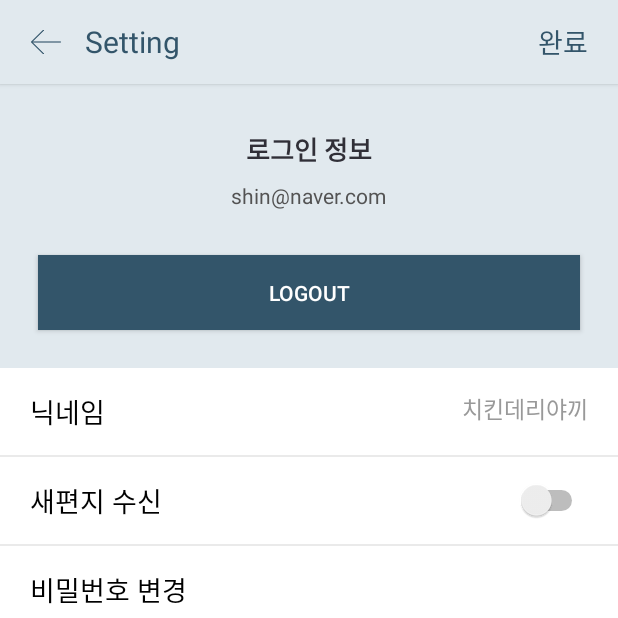
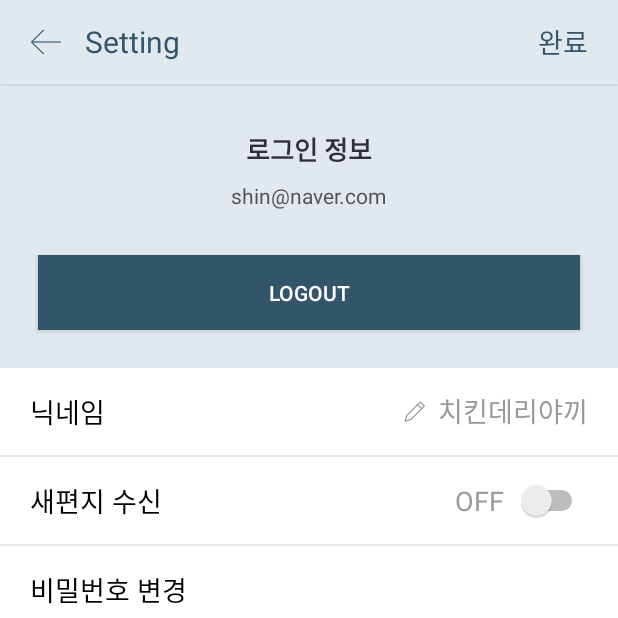
Before and after one commit to SignalHouse/Android-dear, an Android app: the MyPageActivity screen opened directly, with no data from a screen before it, on a phone screen of 412 x 824 dp, the top half of it. Run offline under Robolectric (Android 15) with nearby library versions, the phone set to English and light mode, and no system bars; our stand-ins replace ButterKnife.

Commit message:
editable nickname

```diff
--- a/app/src/main/java/nexters/com/dear/activity/MyPageActivity.java
+++ b/app/src/main/java/nexters/com/dear/activity/MyPageActivity.java
@@ -1,20 +1,28 @@
 package nexters.com.dear.activity;
 
+import android.content.Context;
 import android.content.Intent;
 import android.support.v7.app.AppCompatActivity;
 import android.os.Bundle;
 import android.support.v7.widget.Toolbar;
 import android.view.View;
+import android.view.WindowManager;
+import android.view.inputmethod.InputMethodManager;
+import android.widget.CompoundButton;
+import android.widget.EditText;
 import android.widget.ImageView;
+import android.widget.Switch;
 import android.widget.TextView;
 import android.widget.Toast;
 
 import butterknife.BindView;
 import butterknife.ButterKnife;
+import butterknife.OnCheckedChanged;
 import butterknife.OnClick;
+import butterknife.OnTextChanged;
 import nexters.com.dear.R;
 
-public class MyPageActivity extends AppCompatActivity {
+public class MyPageActivity extends AppCompatActivity implements View.OnClickListener {
     @BindView(R.id.mypage_toolbar)
     Toolbar toolbar;
     @BindView(R.id.tool_bar_base_btn)
@@ -29,6 +37,17 @@ public class MyPageActivity extends AppCompatActivity {
     TextView txtChangePW;
     @BindView(R.id.mypage_dscrp_contact)
     TextView txtContact;
+    @BindView(R.id.mypage_txt_toggle_status)
+    TextView txtStatus;
+    @BindView(R.id.mypage_toggle)
+    Switch stNotification;
+    @BindView(R.id.mypage_txt_nickname)
+    EditText editNickname;
+    @BindView(R.id.mypage_img_edit)
+    ImageView imgEdit;
+    @BindView(R.id.mypage_layout)
+    View vLayout;
+
 
     @Override
     protected void onCreate(Bundle savedInstanceState) {
@@ -36,7 +55,15 @@ public class MyPageActivity extends AppCompatActivity {
         setContentView(R.layout.activity_my_page);
 
         ButterKnife.bind(this);
+
         setToolbar();
+        setClickListener();
+    }
+
+    private void setClickListener(){
+        editNickname.setOnClickListener(this);
+        imgEdit.setOnClickListener(this);
+        vLayout.setOnClickListener(this);
     }
 
     private void setToolbar(){
@@ -47,6 +74,21 @@ public class MyPageActivity extends AppCompatActivity {
         txtTitle.setText("Setting");
 
     }
+
+    @Override
+    public void onClick(View v) {
+        switch (v.getId()){
+            case R.id.mypage_txt_nickname:
+            case R.id.mypage_img_edit:
+                editNickname.setEnabled(true);
+                InputMethodManager mgr = (InputMethodManager)getSystemService(Context.INPUT_METHOD_SERVICE);
+                mgr.showSoftInput(editNickname, InputMethodManager.SHOW_IMPLICIT);
+                break;
+            default:
+                editNickname.setEnabled(false);
+        }
+    }
+
     @OnClick(R.id.tool_bar_base_go_back)
     void onGoBackClicked(){
         finish();
@@ -59,12 +101,21 @@ public class MyPageActivity extends AppCompatActivity {
 
     @OnClick(R.id.mypage_dscrp_contact)
     void onContactClicked(){
-
+        Toast.makeText(getApplicationContext(), "Contact Clicked", Toast.LENGTH_SHORT).show();
     }
 
     @OnClick(R.id.mypage_dscrp_change_pw)
-    void onChangePWClikced(){
+    void onChangePWClicked(){
         Intent i = new Intent(MyPageActivity.this, PWUpdateActivity.class);
         startActivity(i);
     }
+
+    @OnCheckedChanged(R.id.mypage_toggle)
+    void onCheckedChange(CompoundButton button, boolean checked){
+        editNickname.setEnabled(false);
+        if (checked)
+            txtStatus.setText("ON");
+        else
+            txtStatus.setText("OFF");
+    }
 }
--- a/app/src/main/res/layout/activity_my_page.xml
+++ b/app/src/main/res/layout/activity_my_page.xml
@@ -2,6 +2,7 @@
 <LinearLayout xmlns:android="http://schemas.android.com/apk/res/android"
     xmlns:app="http://schemas.android.com/apk/res-auto"
     xmlns:tools="http://schemas.android.com/tools"
+    android:id="@+id/mypage_layout"
     android:layout_width="match_parent"
     android:layout_height="match_parent"
     tools:context=".activity.MyPageActivity"
@@ -97,20 +98,37 @@
             app:layout_constraintHorizontal_bias="0"
             />
 
-        <TextView
+        <EditText
             android:id="@+id/mypage_txt_nickname"
             android:layout_width="wrap_content"
             android:layout_height="wrap_content"
             android:text="치킨데리야끼"
             android:layout_marginRight="20dp"
             android:layout_marginTop="15dp"
-            android:textSize="15dp"
+            android:textSize="@dimen/default_dscrp_size"
             android:textColor="@color/colorGray"
+            android:background="@android:color/transparent"
+            android:enabled="false"
+            android:maxLength="15"
             app:layout_constraintBottom_toBottomOf="parent"
             app:layout_constraintEnd_toEndOf="parent"
             app:layout_constraintStart_toStartOf="parent"
             app:layout_constraintTop_toTopOf="@+id/mypage_divider1"
             app:layout_constraintVertical_bias="0"
+            app:layout_constraintHorizontal_bias="1"
+            />
+
+        <ImageView
+            android:id="@+id/mypage_img_edit"
+            android:layout_width="wrap_content"
+            android:layout_height="wrap_content"
+            android:layout_marginEnd="8dp"
+            android:layout_marginStart="8dp"
+            android:background="@drawable/img_edit"
+            app:layout_constraintBottom_toTopOf="@+id/mypage_divider2"
+            app:layout_constraintEnd_toStartOf="@+id/mypage_txt_nickname"
+            app:layout_constraintStart_toEndOf="@+id/mypage_dscrp_nickname"
+            app:layout_constraintTop_toTopOf="@+id/mypage_divider1"
             app:layout_constraintHorizontal_bias="1"
             />
 
@@ -151,7 +169,7 @@
             android:layout_height="wrap_content"
             android:layout_marginRight="20dp"
             android:layout_marginTop="15dp"
-            android:autoSizeMinTextSize="20dp"
+            android:autoSizeMinTextSize="@dimen/default_dscrp_size"
             app:layout_constraintBottom_toBottomOf="parent"
             app:layout_constraintEnd_toEndOf="parent"
             app:layout_constraintStart_toStartOf="parent"
@@ -160,6 +178,19 @@
             app:layout_constraintHorizontal_bias="1"
             />
 
+        <TextView
+            android:id="@+id/mypage_txt_toggle_status"
+            android:layout_width="wrap_content"
+            android:layout_height="wrap_content"
+            android:layout_marginEnd="8dp"
+            android:text="OFF"
+            android:textColor="@color/colorGray"
+            android:textSize="@dimen/default_dscrp_size"
+            app:layout_constraintHorizontal_bias="1"
+            app:layout_constraintBottom_toTopOf="@+id/mypage_divider3"
+            app:layout_constraintEnd_toStartOf="@+id/mypage_toggle"
+            app:layout_constraintStart_toEndOf="@+id/mypage_dscrp_notification"
+            app:layout_constraintTop_toBottomOf="@+id/mypage_divider2" />
         <View
             android:id="@+id/mypage_divider3"
             android:layout_width="match_parent"
```
Also changed, not shown: app/src/main/res/drawable-hdpi/img_edit.png (added), app/src/main/res/drawable-mdpi/img_edit.png (added), app/src/main/res/drawable-xhdpi/img_edit.png (added), app/src/main/res/drawable-xxhdpi/img_edit.png (added), app/src/main/res/drawable-xxxhdpi/img_edit.png (added).
